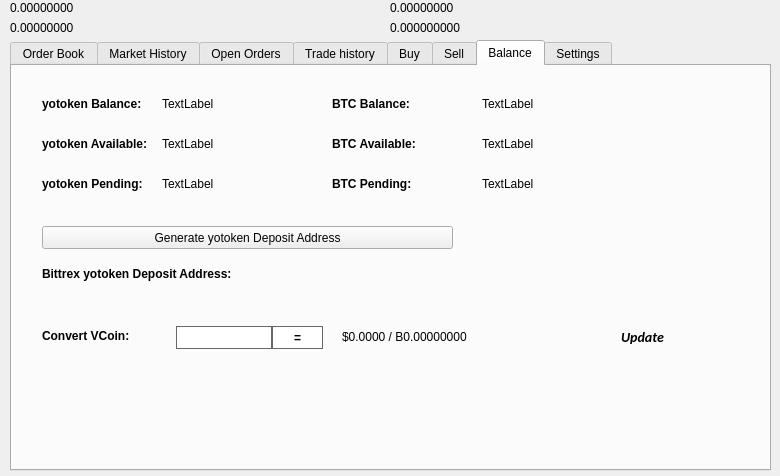
The window that src/qt/forms/tradingdialog.ui (atomdax/Yotoken) describes before a commit, drawn with Qt 5.
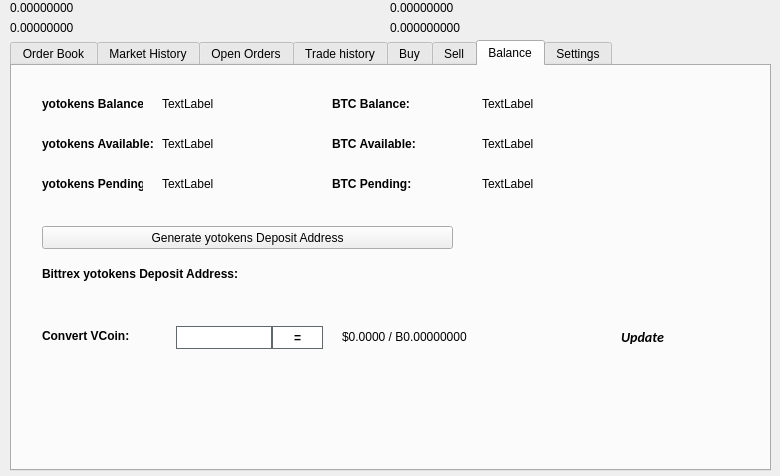
The same window after the commit. The open tabs and pages were chosen to show the change. Icons and pictures are not drawn.

Commit message: yotoken  to Yotokens

```diff
--- a/src/qt/forms/tradingdialog.ui
+++ b/src/qt/forms/tradingdialog.ui
@@ -2762,7 +2762,7 @@
       </font>
      </property>
      <property name="text">
-      <string>yotoken Balance:</string>
+      <string>yotokens Balance:</string>
      </property>
     </widget>
     <widget class="QLabel" name="label_12">
@@ -2813,7 +2813,7 @@
       </font>
      </property>
      <property name="text">
-      <string>yotoken Available:</string>
+      <string>yotokens Available:</string>
      </property>
     </widget>
     <widget class="QLabel" name="label_14">
@@ -2832,7 +2832,7 @@
       </font>
      </property>
      <property name="text">
-      <string>yotoken Pending:</string>
+      <string>yotokens Pending:</string>
      </property>
     </widget>
     <widget class="QLabel" name="yotokenPendingLabel">
@@ -2928,7 +2928,7 @@
       </font>
      </property>
      <property name="text">
-      <string>Bittrex yotoken Deposit Address:</string>
+      <string>Bittrex yotokens Deposit Address:</string>
      </property>
     </widget>
     <widget class="QPushButton" name="GenDepositBTN">
@@ -2941,7 +2941,7 @@
       </rect>
      </property>
      <property name="text">
-      <string>Generate yotoken Deposit Address</string>
+      <string>Generate yotokens Deposit Address</string>
      </property>
      <property name="icon">
       <iconset resource="../yotoken.qrc">
```
Left out of the diff: 46 changed lines with no effect on the pictures. The commit also changes 306 other files.
